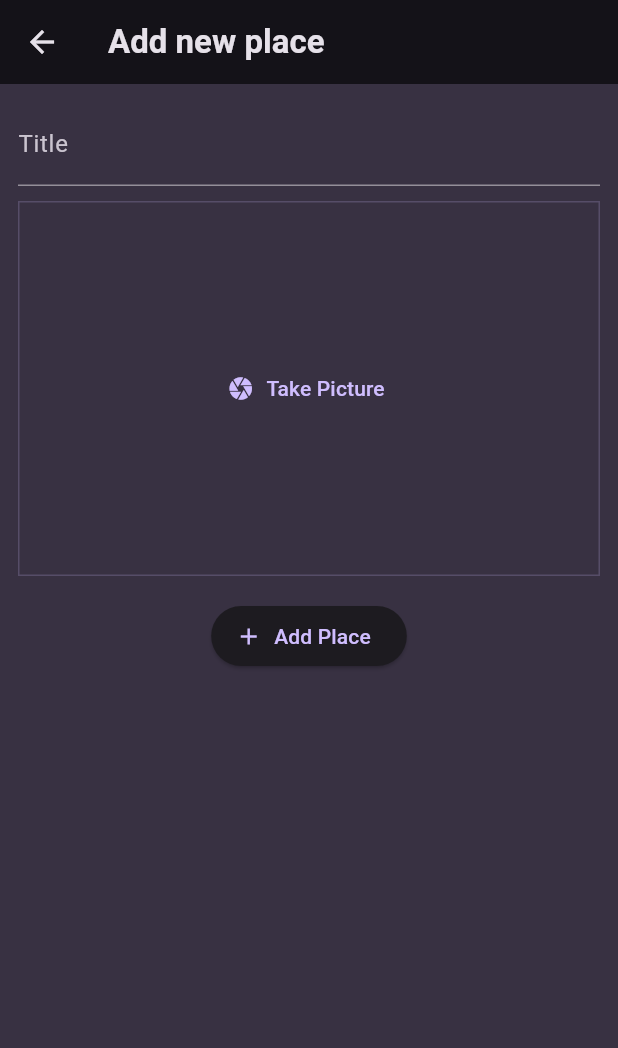
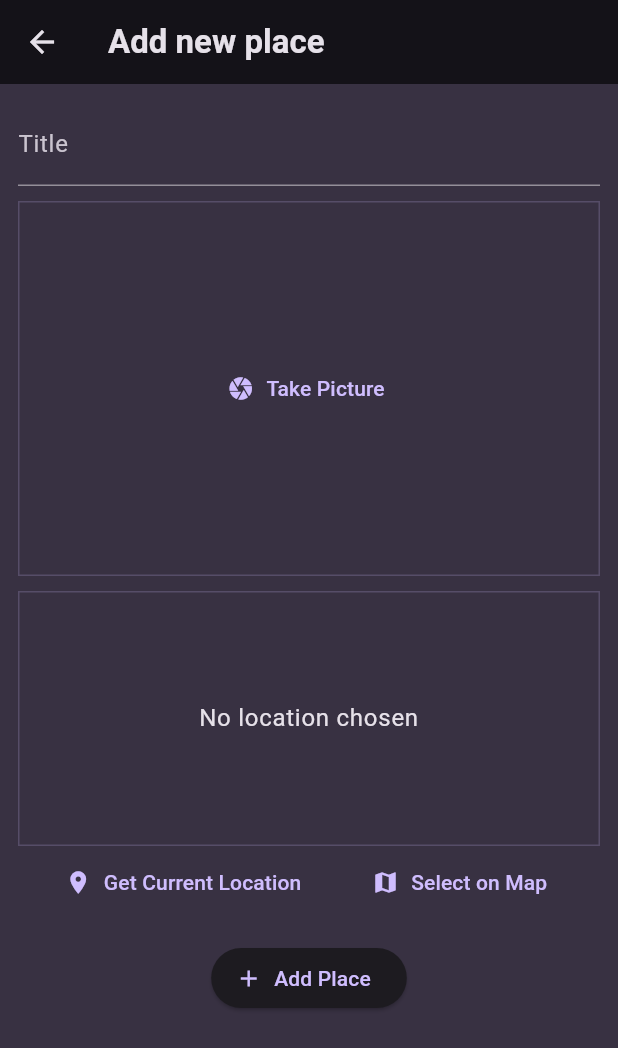
Before and after one commit to adala-wanyande/flutter-favorite-places, a Flutter app: the AddPlacesScreen screen opened directly, on a phone screen of 412 x 824 dp. Shown: the top 1048 px of the screen. Run offline on Flutter 3.47's test engine with Material 3 defaults, Android fonts, the phone set to English and light mode, and no system bars; our stand-ins replace flutter_riverpod, google_fonts, image_picker.

Commit message:
chore: add location package

```diff
--- a/lib/screens/add_place.dart
+++ b/lib/screens/add_place.dart
@@ -1,6 +1,7 @@
 import 'dart:io';
 
-import 'package:favorite_places/widgets/Image_input.dart';
+import 'package:favorite_places/widgets/image_input.dart';
+import 'package:favorite_places/widgets/location_input.dart';
 import 'package:flutter/material.dart';
 import 'package:flutter_riverpod/flutter_riverpod.dart';
 
@@ -64,6 +65,10 @@ class _AddPlacesScreenState extends ConsumerState<AddPlacesScreen> {
               _selectedImage = image;
             }),
             const SizedBox(
+              height: 10,
+            ),
+            const LocationInput(),
+            const SizedBox(
               height: 16,
             ),
             ElevatedButton.icon(
--- /dev/null
+++ b/lib/widgets/location_input.dart
@@ -0,0 +1,53 @@
+import 'package:flutter/material.dart';
+
+class LocationInput extends StatefulWidget {
+  const LocationInput({super.key});
+
+  @override
+  State<LocationInput> createState() {
+    return _LocationInputState();
+  }
+}
+
+class _LocationInputState extends State<LocationInput> {
+  @override
+  Widget build(BuildContext context) {
+    return Column(
+      children: [
+        Container(
+          height: 170,
+          width: double.infinity,
+          alignment: Alignment.center,
+          decoration: BoxDecoration(
+            border: Border.all(
+              width: 1,
+              color: Theme.of(context).colorScheme.primary.withOpacity(0.2),
+            ),
+          ),
+          child: Text(
+            'No location chosen',
+            textAlign: TextAlign.center,
+            style: Theme.of(context).textTheme.bodyLarge!.copyWith(
+                  color: Theme.of(context).colorScheme.onBackground,
+                ),
+          ),
+        ),
+        Row(
+          mainAxisAlignment: MainAxisAlignment.spaceEvenly,
+          children: [
+            TextButton.icon(
+              onPressed: () {},
+              icon: const Icon(Icons.location_on),
+              label: const Text('Get Current Location'),
+            ),
+            TextButton.icon(
+              onPressed: () {},
+              icon: const Icon(Icons.map),
+              label: const Text('Select on Map'),
+            )
+          ],
+        )
+      ],
+    );
+  }
+}
--- a/pubspec.yaml
+++ b/pubspec.yaml
@@ -39,6 +39,7 @@ dependencies:
   uuid: ^4.3.3
   flutter_riverpod: ^2.4.10
   image_picker: ^1.0.7
+  location: ^5.0.3
 
 dev_dependencies:
   flutter_test:
```
Also changed, not shown: pubspec.lock.
